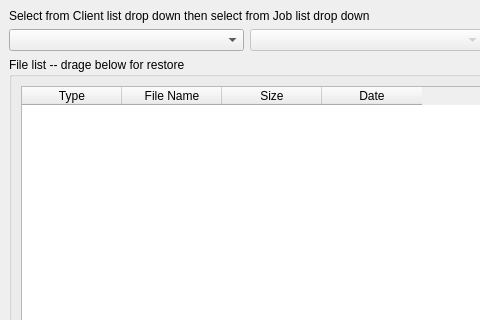
This is bacula/src/qt-console/restore/brestore.ui in rkorzeniewski/bacula as Qt 5 draws it before an edit; both pictures show x 0 to 480 and y 0 to 320 of the 1011 by 650 pixel window. The edited form follows.
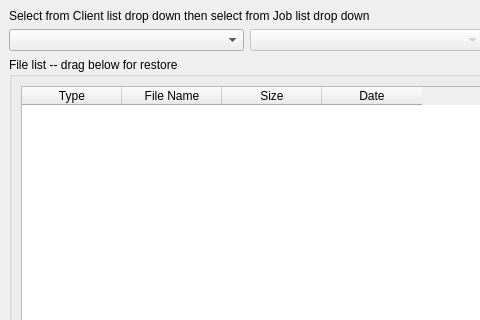
This is the edited form. Icons and pictures are not drawn. Custom widgets are drawn as their Qt base class.

The edit to the form file:
```diff
--- a/bacula/src/qt-console/restore/brestore.ui
+++ b/bacula/src/qt-console/restore/brestore.ui
@@ -135,7 +135,7 @@
         </sizepolicy>
        </property>
        <property name="title">
-        <string>File list -- drage below for restore</string>
+        <string>File list -- drag below for restore</string>
        </property>
        <layout class="QVBoxLayout" name="verticalLayout">
         <item>
```
